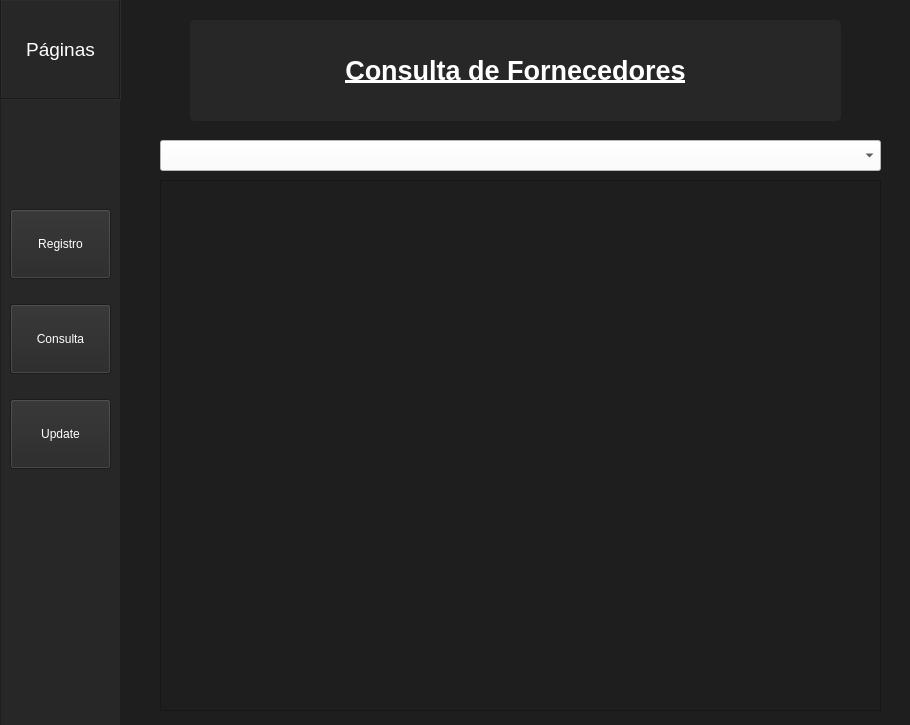
This is design.ui in Renato-Dantas/SearchApp as Qt 5 draws it before an edit. The edited form follows.
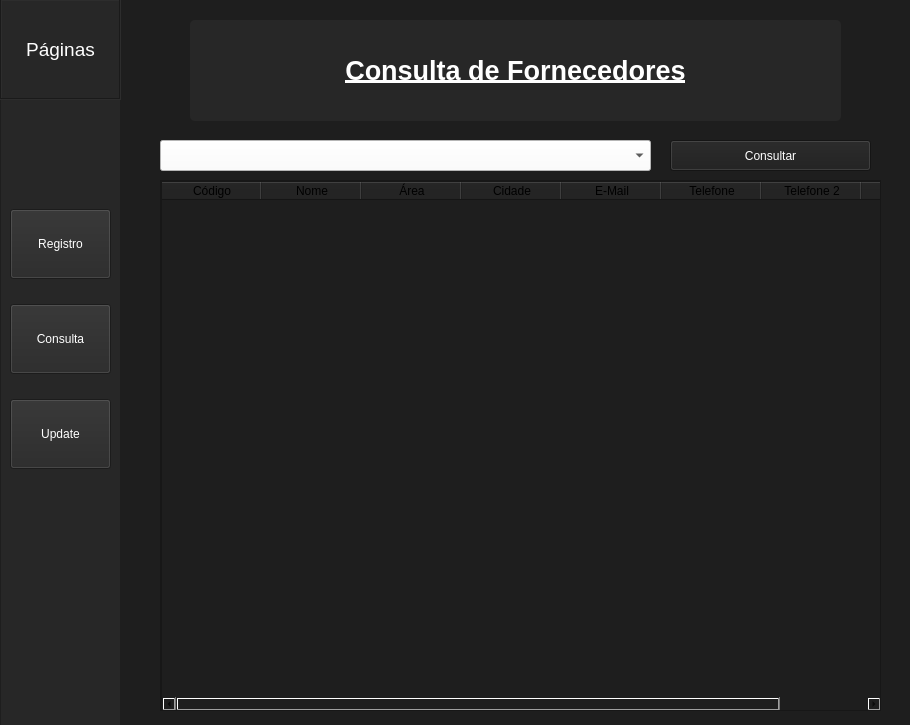
This is the edited form.

Patch:
```diff
--- a/design.ui
+++ b/design.ui
@@ -731,6 +731,62 @@
             <height>529</height>
            </rect>
           </property>
+          <widget class="QWidget" name="verticalLayoutWidget_4">
+           <property name="geometry">
+            <rect>
+             <x>0</x>
+             <y>0</y>
+             <width>721</width>
+             <height>531</height>
+            </rect>
+           </property>
+           <layout class="QVBoxLayout" name="verticalLayout_4">
+            <item>
+             <widget class="QTableWidget" name="tableWidget">
+              <column>
+               <property name="text">
+                <string>Código</string>
+               </property>
+              </column>
+              <column>
+               <property name="text">
+                <string>Nome</string>
+               </property>
+              </column>
+              <column>
+               <property name="text">
+                <string>Área</string>
+               </property>
+              </column>
+              <column>
+               <property name="text">
+                <string>Cidade</string>
+               </property>
+              </column>
+              <column>
+               <property name="text">
+                <string>E-Mail</string>
+               </property>
+              </column>
+              <column>
+               <property name="text">
+                <string>Telefone</string>
+               </property>
+              </column>
+              <column>
+               <property name="text">
+                <string>Telefone 2</string>
+               </property>
+              </column>
+              <column>
+               <property name="text">
+                <string>Website</string>
+               </property>
+              </column>
+             </widget>
+            </item>
+           </layout>
+          </widget>
          </widget>
         </widget>
         <widget class="QComboBox" name="cbArea">
@@ -738,7 +794,7 @@
           <rect>
            <x>30</x>
            <y>130</y>
-           <width>721</width>
+           <width>491</width>
            <height>31</height>
           </rect>
          </property>
@@ -752,6 +808,24 @@
           <string notr="true">QComboBox{background:white; color:black; font: 63 12pt &quot;Segoe UI Semibold&quot;;}</string>
          </property>
         </widget>
+        <widget class="QPushButton" name="btConsultar">
+         <property name="geometry">
+          <rect>
+           <x>540</x>
+           <y>130</y>
+           <width>201</width>
+           <height>31</height>
+          </rect>
+         </property>
+         <property name="styleSheet">
+          <string notr="true">QPushButton{color: #fff;}
+QPushButton:hover{ background-color: gold; color: black;font: 63 12pt &quot;Segoe UI Semibold&quot;;}
+</string>
+         </property>
+         <property name="text">
+          <string>Consultar</string>
+         </property>
+        </widget>
        </widget>
        <widget class="QWidget" name="pgUpdate">
         <widget class="QLabel" name="label_12">
```
